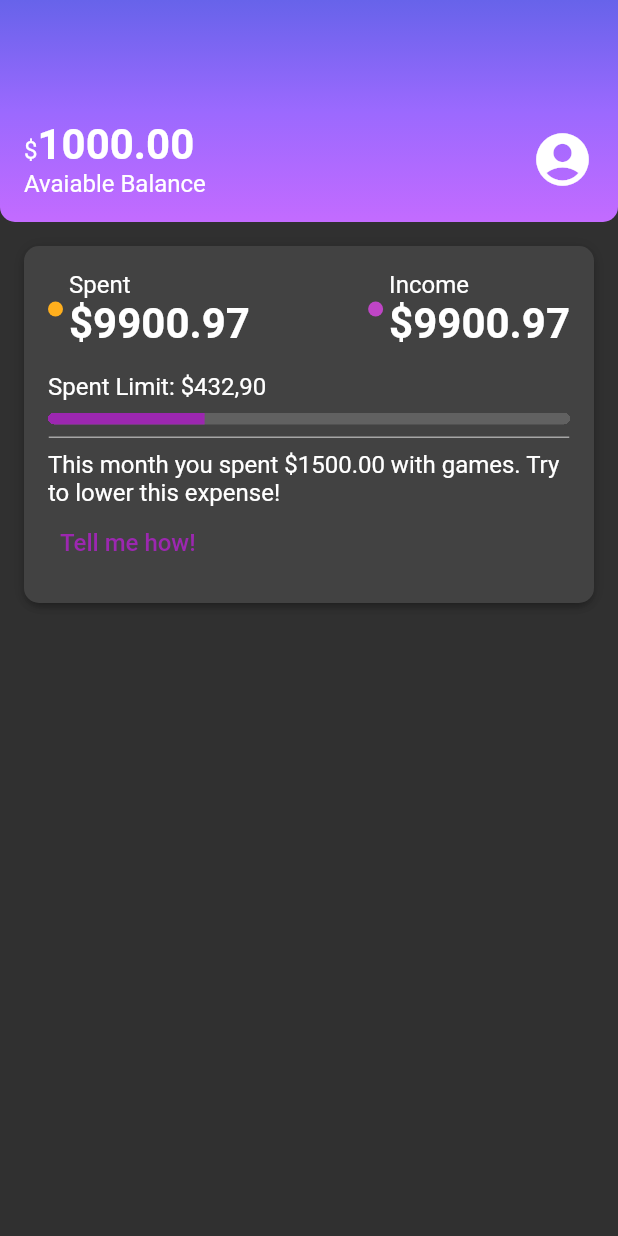
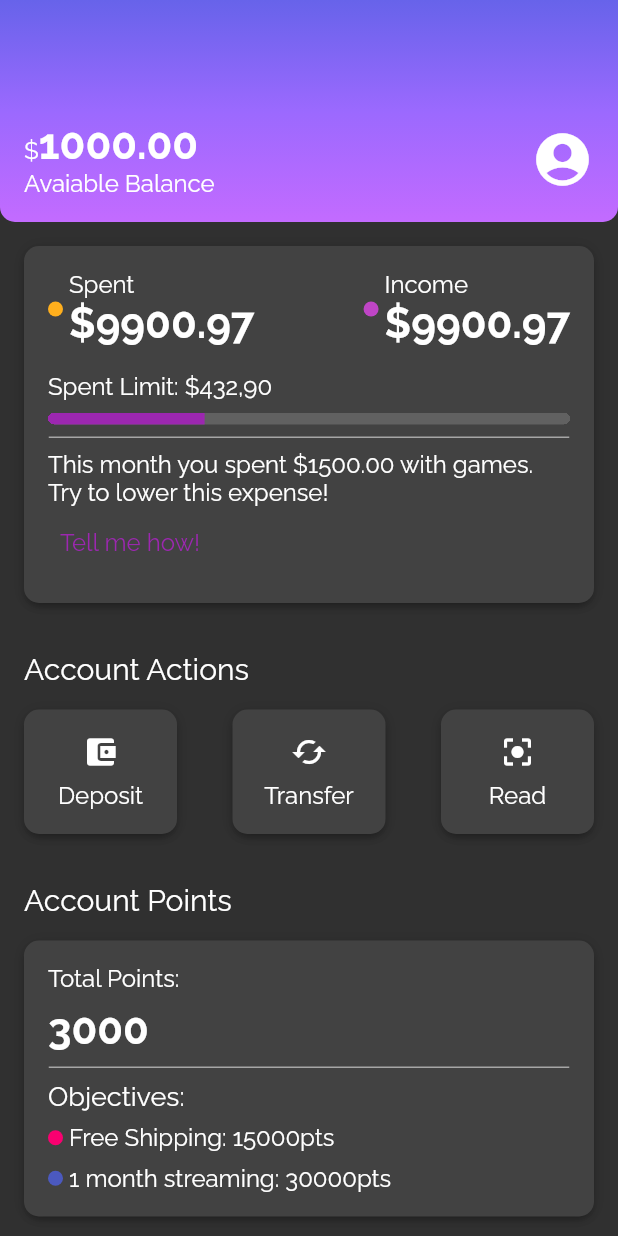
Before and after one commit to BrunaMello/alura_flutter_styling_and_reproduce_layouts, a Flutter app: the screen it shows after launch, on a phone screen of 412 x 824 dp. Run offline on Flutter 3.47's test engine with Material 2 defaults, Android fonts, the phone set to English and light mode, and no system bars.

Commit message:
06. Final Stocks: Actions and Typography
We finished implementing the latest details in the app, according to the Figma project! In this class, we learned to:

Create user touch interactions with the Widget InkWell;
Implementation of different source families in our project.
Congratulations on getting here! Now you unlocked new skills to style your apps screen!

After the credits, you can finish the course and you will be directed to an evaluation screen. Take the opportunity to leave your feedback! Did you like something? Did you notice a point that can improve?

Enjoy and enjoy your feedback! Your opinion is essential; thus, we deliver charming and useful content for your career.

```diff
--- a/lib/components/box_card.dart
+++ b/lib/components/box_card.dart
@@ -7,7 +7,7 @@ class BoxCard extends StatelessWidget {
 
   @override
   Widget build(BuildContext context) {
-    return Container(
+    return Ink(
       padding: const EdgeInsets.all(16),
       decoration: BoxDecoration(
         boxShadow: kElevationToShadow[3],
--- /dev/null
+++ b/lib/components/sections/account_actions.dart
@@ -0,0 +1,82 @@
+import 'package:flutter/material.dart';
+
+import '../box_card.dart';
+
+class AccountActions extends StatelessWidget {
+  const AccountActions({Key? key}) : super(key: key);
+
+  @override
+  Widget build(BuildContext context) {
+    return Padding(
+      padding: const EdgeInsets.all(16),
+      child: Column(
+        crossAxisAlignment: CrossAxisAlignment.start,
+        children: [
+          Padding(
+            padding: const EdgeInsets.only(bottom: 16.0),
+            child: Text(
+              'Account Actions',
+              style: Theme.of(context).textTheme.titleMedium,
+            ),
+          ),
+          Row(
+            mainAxisAlignment: MainAxisAlignment.spaceBetween,
+            children: [
+              InkWell(
+                onTap: (){},
+                child: BoxCard(
+                  boxContent: _AccountActionsContent(
+                    icon: Icon(Icons.account_balance_wallet),
+                    text: 'Deposit',
+                  ),
+                ),
+              ),
+              InkWell(
+                onTap: (){},
+                child: BoxCard(
+                  boxContent: _AccountActionsContent(
+                    icon: Icon(Icons.cached),
+                    text: 'Transfer',
+                  ),
+                ),
+              ),
+              InkWell(
+                onTap: (){},
+                child: BoxCard(
+                  boxContent: _AccountActionsContent(
+                    icon: Icon(Icons.center_focus_strong),
+                    text: 'Read',
+                  ),
+                ),
+              ),
+            ],
+          ),
+        ],
+      ),
+    );
+  }
+}
+
+class _AccountActionsContent extends StatelessWidget {
+  final Icon icon;
+  final String text;
+  const _AccountActionsContent({Key? key, required this.icon, required this
+      .text}) : super
+      (key: key);
+
+  @override
+  Widget build(BuildContext context) {
+    return Container(
+      width: 70,
+      child: Column(
+        children: [
+          Padding(
+            padding: const EdgeInsets.only(bottom: 8.0),
+            child: icon,
+          ),
+          Text(text),
+        ],
+      ),
+    );
+  }
+}
--- /dev/null
+++ b/lib/components/sections/account_points.dart
@@ -0,0 +1,108 @@
+import 'package:alura_flutter_styling_and_reproduce_layouts/components/box_card.dart';
+import 'package:alura_flutter_styling_and_reproduce_layouts/components/content_division.dart';
+import 'package:alura_flutter_styling_and_reproduce_layouts/themes/theme_colors.dart';
+import 'package:flutter/material.dart';
+
+import '../color_dot.dart';
+
+class AccountPoints extends StatelessWidget {
+  const AccountPoints({Key? key}) : super(key: key);
+
+  @override
+  Widget build(BuildContext context) {
+    return Padding(
+      padding: const EdgeInsets.all(16),
+      child: Column(
+        crossAxisAlignment: CrossAxisAlignment.start,
+        children: [
+          Padding(
+            padding: const EdgeInsets.only(bottom: 16.0),
+            child: Text(
+              'Account Points',
+              style: Theme.of(context).textTheme.titleMedium,
+            ),
+          ),
+          BoxCard(boxContent: _AccountPointsContent()),
+        ],
+      ),
+    );
+  }
+}
+
+class _AccountPointsContent extends StatelessWidget {
+  const _AccountPointsContent({Key? key}) : super(key: key);
+
+  @override
+  Widget build(BuildContext context) {
+    return Column(
+      crossAxisAlignment: CrossAxisAlignment.start,
+      children: [
+        Row(
+          children: [
+            Text('Total Points:'),
+          ],
+        ),
+        Padding(
+          padding: const EdgeInsets.only(top: 8.0),
+          child: Row(
+            children: [
+              Text(
+                '3000',
+                style: Theme.of(context).textTheme.bodyLarge,
+              )
+            ],
+          ),
+        ),
+        Padding(
+          padding: const EdgeInsets.only(top: 8.0, bottom: 8.0),
+          child: ContentDivision(),
+        ),
+        Padding(
+          padding: const EdgeInsets.only(bottom: 8.0),
+          child: Row(
+            children: [
+              Text(
+                'Objectives:',
+                style: TextStyle(fontSize: 18),
+              ),
+            ],
+          ),
+        ),
+        Row(
+          children: [
+            Column(
+              crossAxisAlignment: CrossAxisAlignment.start,
+              children: [
+                Padding(
+                  padding: const EdgeInsets.only(bottom: 8.0),
+                  child: Row(
+                    children: [
+                      Padding(
+                        padding: const EdgeInsets.only(right: 4.0),
+                        child: ColorDot(
+                          color: ThemeColors.recentActivity['shipping']
+                        ),
+                      ),
+                      Text('Free Shipping: 15000pts'),
+                    ],
+                  ),
+                ),
+                Row(
+                  children: [
+                    Padding(
+                      padding: const EdgeInsets.only(right: 4.0),
+                      child: ColorDot(
+                          color: ThemeColors.recentActivity['streaming']
+                      ),
+                    ),
+                    Text('1 month streaming: 30000pts'),
+                  ],
+                )
+              ]
+            )
+          ],
+        )
+      ],
+    );
+  }
+}
--- a/lib/screens/home.dart
+++ b/lib/screens/home.dart
@@ -1,3 +1,5 @@
+import 'package:alura_flutter_styling_and_reproduce_layouts/components/sections/account_actions.dart';
+import 'package:alura_flutter_styling_and_reproduce_layouts/components/sections/account_points.dart';
 import 'package:alura_flutter_styling_and_reproduce_layouts/components/sections/header.dart';
 import 'package:alura_flutter_styling_and_reproduce_layouts/components/sections/recent_activity.dart';
 import 'package:flutter/material.dart';
@@ -12,6 +14,8 @@ class Home extends StatelessWidget {
         children: <Widget>[
           Header(),
           RecentActivity(),
+          AccountActions(),
+          AccountPoints(),
         ],
       ),
     );
--- a/lib/themes/my_theme.dart
+++ b/lib/themes/my_theme.dart
@@ -5,8 +5,10 @@ ThemeData MyTheme = ThemeData(
   primarySwatch: ThemeColors.primaryColor,
   primaryColor: ThemeColors.primaryColor,
   brightness: Brightness.dark,
+  fontFamily: 'Raleway',
   textTheme: TextTheme(
     bodyMedium: TextStyle(fontSize: 16),
     bodyLarge: TextStyle(fontSize: 28, fontWeight: FontWeight.bold),
+    titleMedium: TextStyle(fontSize: 20, fontWeight: FontWeight.normal),
   ),
 );
--- a/lib/themes/theme_colors.dart
+++ b/lib/themes/theme_colors.dart
@@ -12,6 +12,8 @@ class ThemeColors {
   static const recentActivity = {
     'spent': Color.fromRGBO(255, 175, 29, 1.0),
     'income': Color.fromRGBO(191, 69, 198, 1.0),
+    'shipping': Color.fromRGBO(250, 0, 112, 1.0),
+    'streaming': Color.fromRGBO(75, 89, 191, 1.0),
   };
 
   static const division = Color.fromRGBO(166, 166, 166, 1.0);
```
Also changed, not shown: pubspec.yaml (+8 -0 lines), fonts/Raleway-Bold.ttf (added), fonts/Raleway-Regular.ttf (added).
